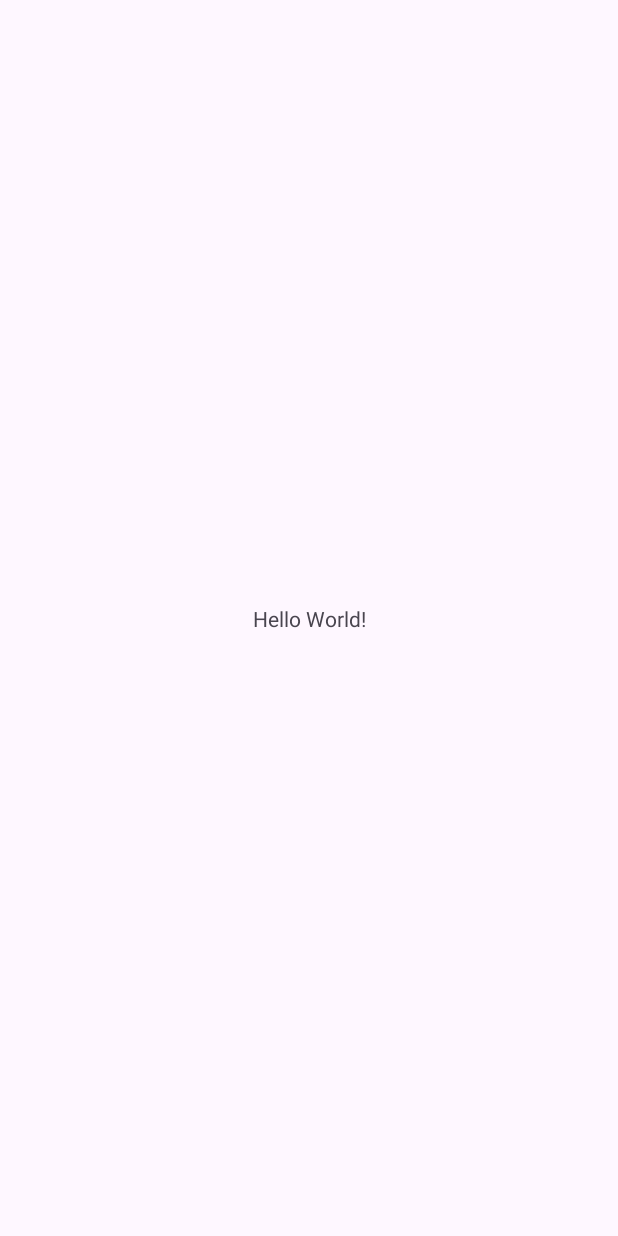
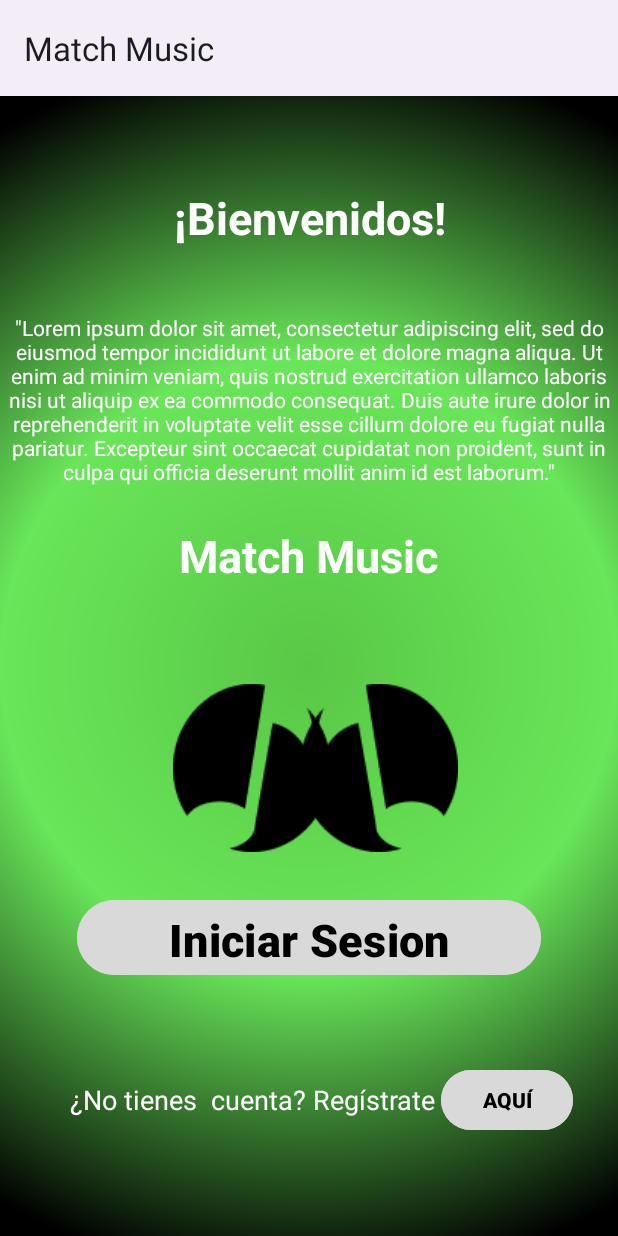
Before and after one commit to MatchMusicTinder/AppMMT, an Android app: the screen it shows after launch (MainActivity), on a phone screen of 412 x 824 dp. Before the commit the screen is almost empty. Run offline under Robolectric (Android 15) with nearby library versions, the phone set to English and light mode, and no system bars.

Commit message:
creando diseño de activity principal

```diff
--- a/app/src/main/AndroidManifest.xml
+++ b/app/src/main/AndroidManifest.xml
@@ -7,7 +7,7 @@
         android:dataExtractionRules="@xml/data_extraction_rules"
         android:fullBackupContent="@xml/backup_rules"
         android:icon="@mipmap/ic_launcher"
-        android:label="@string/app_name"
+        android:label="Match Music"
         android:roundIcon="@mipmap/ic_launcher_round"
         android:supportsRtl="true"
         android:theme="@style/Theme.MMT"
--- /dev/null
+++ b/app/src/main/res/drawable/degradado.xml
@@ -0,0 +1,17 @@
+<?xml version="1.0" encoding="utf-8"?>
+
+<shape
+    xmlns:android="http://schemas.android.com/apk/res/android"
+    android:shape="rectangle">
+
+    <gradient
+        android:type="radial"
+        android:centerX="50%"
+        android:centerY="50%"
+        android:startColor="#59C846"
+        android:centerColor="#69E659"
+        android:endColor="#000000"
+        android:gradientRadius="100%"
+        />
+
+</shape>
--- a/app/src/main/res/layout/activity_main.xml
+++ b/app/src/main/res/layout/activity_main.xml
@@ -2,17 +2,124 @@
 <androidx.constraintlayout.widget.ConstraintLayout xmlns:android="http://schemas.android.com/apk/res/android"
     xmlns:app="http://schemas.android.com/apk/res-auto"
     xmlns:tools="http://schemas.android.com/tools"
+    android:background="@drawable/degradado"
     android:layout_width="match_parent"
     android:layout_height="match_parent"
     tools:context=".MainActivity">
 
     <TextView
+        android:id="@+id/textView3"
         android:layout_width="wrap_content"
         android:layout_height="wrap_content"
-        android:text="Hello World!"
+        android:text="¡Bienvenidos!"
+        android:textSize="30dp"
+        android:textAlignment="center"
+        android:textStyle="bold"
+        android:textColor="#ffffff"
         app:layout_constraintBottom_toBottomOf="parent"
         app:layout_constraintEnd_toEndOf="parent"
         app:layout_constraintStart_toStartOf="parent"
-        app:layout_constraintTop_toTopOf="parent" />
+        app:layout_constraintTop_toTopOf="parent"
+        app:layout_constraintVertical_bias="0.084" />
+
+    <TextView
+        android:id="@+id/textView"
+        android:layout_width="wrap_content"
+        android:layout_height="wrap_content"
+        android:text="&quot;Lorem ipsum dolor sit amet, consectetur adipiscing elit, sed do eiusmod tempor incididunt ut labore et dolore magna aliqua. Ut enim ad minim veniam, quis nostrud exercitation ullamco laboris nisi ut aliquip ex ea commodo consequat. Duis aute irure dolor in reprehenderit in voluptate velit esse cillum dolore eu fugiat nulla pariatur. Excepteur sint occaecat cupidatat non proident, sunt in culpa qui officia deserunt mollit anim id est laborum.&quot;"
+        app:layout_constraintBottom_toBottomOf="parent"
+        android:textColor="#ffffff"
+        android:textAlignment="center"
+        app:layout_constraintEnd_toEndOf="parent"
+        app:layout_constraintHorizontal_bias="0.498"
+        app:layout_constraintStart_toStartOf="parent"
+        app:layout_constraintTop_toTopOf="parent"
+        app:layout_constraintVertical_bias="0.224" />
+
+    <TextView
+        android:id="@+id/textView2"
+        android:layout_width="wrap_content"
+        android:layout_height="wrap_content"
+        android:text="Match Music"
+        android:textColor="#ffffff"
+        android:textSize="30dp"
+        android:textAlignment="center"
+        android:textStyle="bold"
+        app:layout_constraintBottom_toBottomOf="parent"
+        app:layout_constraintEnd_toEndOf="parent"
+        app:layout_constraintHorizontal_bias="0.498"
+        app:layout_constraintStart_toStartOf="parent"
+        app:layout_constraintTop_toTopOf="parent"
+        app:layout_constraintVertical_bias="0.398" />
+
+    <ImageView
+        android:id="@+id/imageView"
+        android:layout_width="wrap_content"
+        android:layout_height="wrap_content"
+        android:layout_marginStart="16dp"
+        app:layout_constraintBottom_toBottomOf="parent"
+        app:layout_constraintEnd_toEndOf="parent"
+        app:layout_constraintHorizontal_bias="0.634"
+        app:layout_constraintStart_toStartOf="parent"
+        app:layout_constraintTop_toTopOf="parent"
+        app:layout_constraintVertical_bias="0.605"
+        app:srcCompat="@drawable/cryptocurrency_music" />
+
+    <ImageView
+        android:id="@+id/imageView2"
+        android:layout_width="wrap_content"
+        android:layout_height="wrap_content"
+        app:layout_constraintBottom_toBottomOf="parent"
+        app:layout_constraintEnd_toEndOf="parent"
+        app:layout_constraintHorizontal_bias="0.375"
+        app:layout_constraintStart_toStartOf="parent"
+        app:layout_constraintTop_toTopOf="parent"
+        app:layout_constraintVertical_bias="0.605"
+        app:srcCompat="@drawable/cryptocurrency_music__1_" />
+
+    <Button
+        android:id="@+id/button"
+        android:layout_width="309dp"
+        android:layout_height="58dp"
+        android:backgroundTint="@color/boton"
+        android:text="Iniciar Sesion"
+        android:textColor="#000000"
+        android:textSize="30dp"
+        android:textStyle="bold"
+        app:layout_constraintBottom_toBottomOf="parent"
+        app:layout_constraintEnd_toEndOf="parent"
+        app:layout_constraintStart_toStartOf="parent"
+        app:layout_constraintTop_toTopOf="parent"
+        app:layout_constraintVertical_bias="0.758" />
+
+    <TextView
+        android:id="@+id/textView4"
+        android:layout_width="wrap_content"
+        android:layout_height="wrap_content"
+        android:text="¿No tienes  cuenta? Regístrate "
+        android:textAlignment="center"
+        android:textColor="#ffffff"
+        android:textSize="18dp"
+        app:layout_constraintBottom_toBottomOf="parent"
+        app:layout_constraintEnd_toEndOf="parent"
+        app:layout_constraintHorizontal_bias="0.284"
+        app:layout_constraintStart_toStartOf="parent"
+        app:layout_constraintTop_toTopOf="parent"
+        app:layout_constraintVertical_bias="0.893" />
+
+    <Button
+        android:id="@+id/button2"
+        android:layout_width="wrap_content"
+        android:layout_height="wrap_content"
+        android:backgroundTint="@color/boton"
+        android:text="AQUÍ"
+        android:textColor="#000000"
+        android:textStyle="bold"
+        app:layout_constraintBottom_toBottomOf="parent"
+        app:layout_constraintEnd_toEndOf="parent"
+        app:layout_constraintHorizontal_bias="0.907"
+        app:layout_constraintStart_toStartOf="parent"
+        app:layout_constraintTop_toTopOf="parent"
+        app:layout_constraintVertical_bias="0.906" />
 
 </androidx.constraintlayout.widget.ConstraintLayout>
--- a/app/src/main/res/values/colors.xml
+++ b/app/src/main/res/values/colors.xml
@@ -2,4 +2,5 @@
 <resources>
     <color name="black">#FF000000</color>
     <color name="white">#FFFFFFFF</color>
+    <color name="boton">#D9D9D9</color>
 </resources>
--- a/app/src/main/res/values/themes.xml
+++ b/app/src/main/res/values/themes.xml
@@ -1,6 +1,6 @@
 <resources xmlns:tools="http://schemas.android.com/tools">
     <!-- Base application theme. -->
-    <style name="Base.Theme.MMT" parent="Theme.Material3.DayNight.NoActionBar">
+    <style name="Base.Theme.MMT" parent="Theme.Material3.DayNight">
         <!-- Customize your light theme here. -->
         <!-- <item name="colorPrimary">@color/my_light_primary</item> -->
     </style>
```
Also changed, not shown: app/src/main/res/drawable/cryptocurrency_music.png (added), app/src/main/res/drawable/cryptocurrency_music__1_.png (added).
